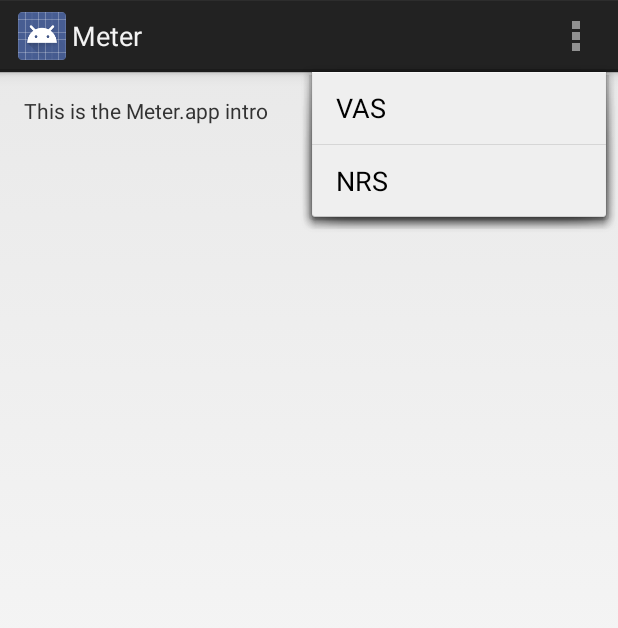
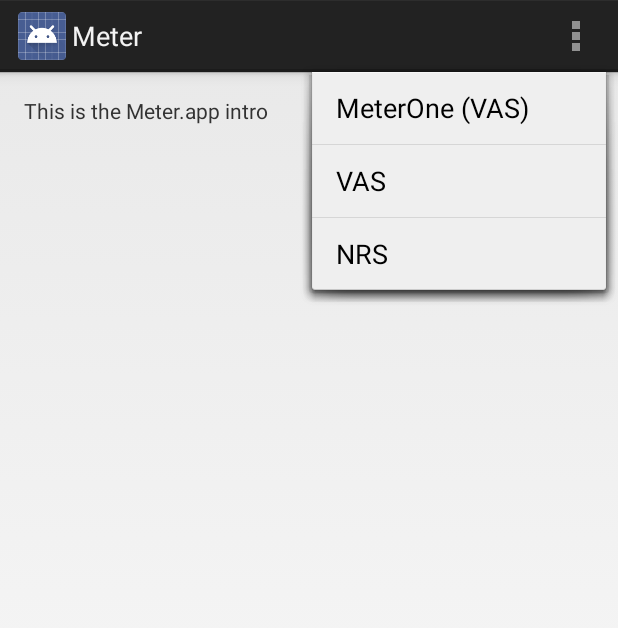
Before and after one commit to philadams-zz/Meter, an Android app: the screen it shows after launch (Meter), with the options menu open, on a phone screen of 412 x 824 dp. Shown: the top 628 px of the screen. Run offline under Robolectric (Android 15) with nearby library versions, the phone set to English and light mode, and no system bars.

Commit message:
add dummy activity shell MeterOne for Ohmage-based launch

```diff
--- a/app/src/main/java/edu/cornell/idl/meter/Meter.java
+++ b/app/src/main/java/edu/cornell/idl/meter/Meter.java
@@ -10,8 +10,9 @@ import android.widget.Toast;
 public class Meter extends Activity {
 
   static final String OHMAGE_SCORE = "score";
-  static final int LAUNCH_VAS = 1;
-  static final int LAUNCH_NRS = 2;
+  static final int LAUNCH_METER_ONE = 1;
+  static final int LAUNCH_VAS = 11;
+  static final int LAUNCH_NRS = 12;
 
   @Override
   protected void onCreate(Bundle savedInstanceState) {
@@ -33,6 +34,9 @@ public class Meter extends Activity {
     // automatically handle clicks on the Home/Up button, so long
     // as you specify a parent activity in AndroidManifest.xml.
     int id = item.getItemId();
+    if (id == R.id.action_meter_one) {
+      startActivityForResult(new Intent(this, MeterOne.class), Meter.LAUNCH_METER_ONE);
+    }
     if (id == R.id.action_vas) {
       startActivityForResult(new Intent(this, VAS.class), Meter.LAUNCH_VAS);
     }
--- a/app/src/main/res/menu/meter.xml
+++ b/app/src/main/res/menu/meter.xml
@@ -1,6 +1,10 @@
 <menu xmlns:android="http://schemas.android.com/apk/res/android"
     xmlns:tools="http://schemas.android.com/tools"
     tools:context="edu.cornell.idl.meter.Meter" >
+  <item android:id="@+id/action_meter_one"
+      android:title="@string/action_meter_one"
+      android:orderInCategory="100"
+      android:showAsAction="never" />
     <item android:id="@+id/action_vas"
         android:title="@string/action_vas"
         android:orderInCategory="100"
--- a/app/src/main/res/values/strings.xml
+++ b/app/src/main/res/values/strings.xml
@@ -4,6 +4,7 @@
   <string name="app_name">Meter</string>
 
   <string name="meter_intro">This is the Meter.app intro</string>
+  <string name="action_meter_one">MeterOne (VAS)</string>
   <string name="action_vas">VAS</string>
   <string name="action_nrs">NRS</string>
 
```
Also changed, not shown: app/src/main/AndroidManifest.xml (+10 -0 lines), app/src/main/java/edu/cornell/idl/meter/MeterOne.java (added, +34 -0 lines).
